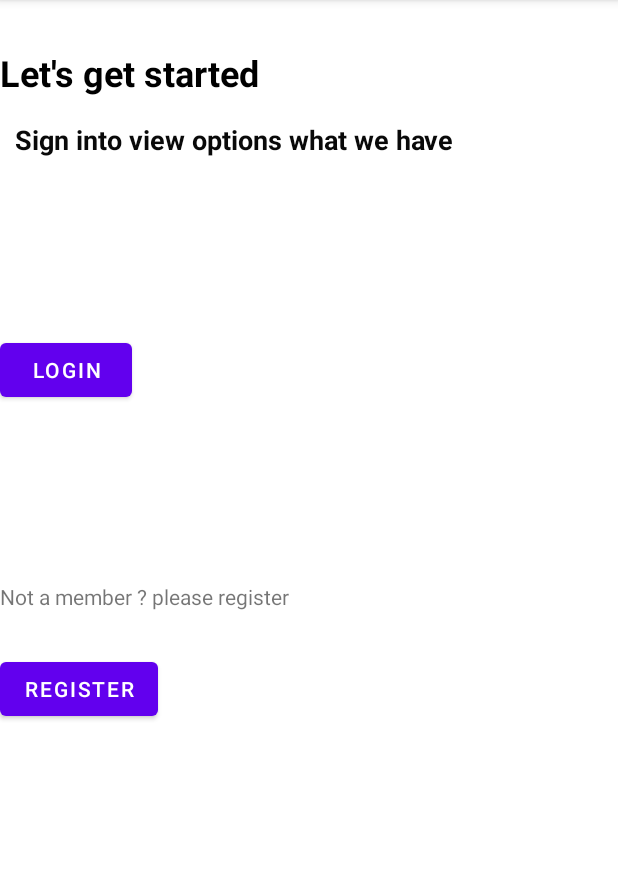
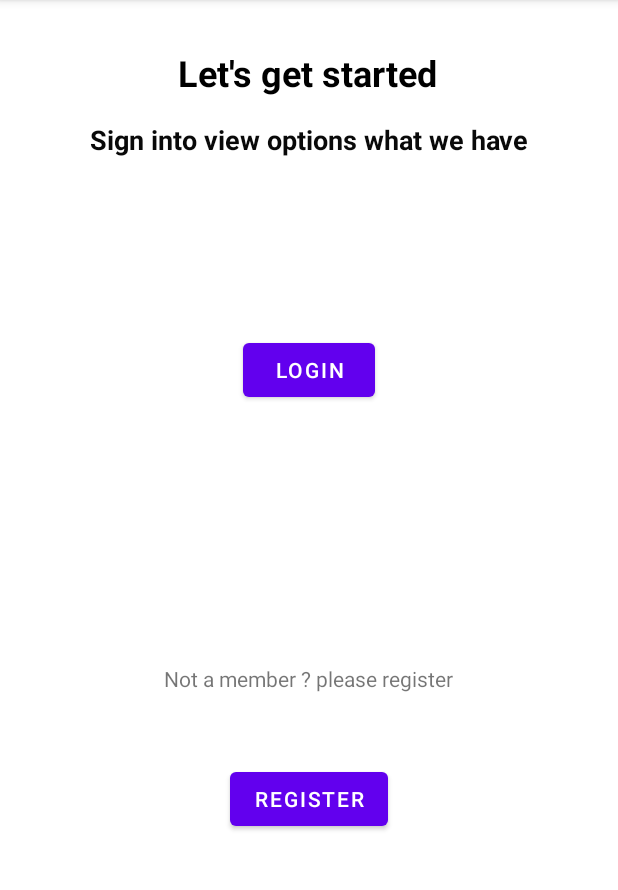
Before and after one commit to Sithum-Ravishka/CodeBlack_MAD_Project, an Android app: the screen it shows after launch (MainActivity), on a phone screen of 412 x 824 dp, the part 84-974 px from its top. Run offline under Robolectric (Android 15) with nearby library versions, the phone set to English and light mode, and no system bars.

```diff
--- a/app/src/main/res/layout/activity_main.xml
+++ b/app/src/main/res/layout/activity_main.xml
@@ -1,5 +1,5 @@
 <?xml version="1.0" encoding="utf-8"?>
-<RelativeLayout xmlns:android="http://schemas.android.com/apk/res/android"
+<androidx.constraintlayout.widget.ConstraintLayout xmlns:android="http://schemas.android.com/apk/res/android"
     xmlns:app="http://schemas.android.com/apk/res-auto"
     xmlns:tools="http://schemas.android.com/tools"
     android:layout_width="match_parent"
@@ -14,7 +14,11 @@
         android:text="@string/welDes1"
         android:textColor="#000000"
         android:textSize="24sp"
-        android:textStyle="bold" />
+        android:textStyle="bold"
+        app:layout_constraintEnd_toEndOf="parent"
+        app:layout_constraintHorizontal_bias="0.498"
+        app:layout_constraintStart_toStartOf="parent"
+        app:layout_constraintTop_toTopOf="parent" />
 
     <TextView
         android:id="@+id/textView3"
@@ -26,14 +30,26 @@
         android:textColor="#090909"
         android:textSize="18sp"
         android:textStyle="bold"
-        android:layout_below="@id/textView2"/>
-
+        app:layout_constraintEnd_toEndOf="parent"
+        app:layout_constraintHorizontal_bias="0.5"
+        app:layout_constraintStart_toStartOf="parent"
+        app:layout_constraintTop_toBottomOf="@+id/textView2" />
 
     <!-- Button Register -->
 
     <!-- Button Login -->
 
-
+    <Button
+        android:id="@+id/register_btn"
+        android:layout_width="wrap_content"
+        android:layout_height="wrap_content"
+        android:layout_marginTop="28dp"
+        android:text="@string/btnRegister"
+        app:layout_constraintBottom_toBottomOf="parent"
+        app:layout_constraintEnd_toEndOf="parent"
+        app:layout_constraintStart_toStartOf="parent"
+        app:layout_constraintTop_toBottomOf="@+id/textView4"
+        app:layout_constraintVertical_bias="0.082" />
 
     <Button
         android:id="@+id/login_btn"
@@ -41,23 +57,21 @@
         android:layout_height="wrap_content"
         android:layout_marginTop="108dp"
         android:text="@string/btnLogin"
-        android:layout_below="@id/textView3"/>
+        app:layout_constraintEnd_toEndOf="parent"
+        app:layout_constraintHorizontal_bias="0.5"
+        app:layout_constraintStart_toStartOf="parent"
+        app:layout_constraintTop_toBottomOf="@+id/textView3" />
 
     <TextView
         android:id="@+id/textView4"
         android:layout_width="wrap_content"
         android:layout_height="wrap_content"
-        android:layout_below="@id/login_btn"
-        android:layout_marginTop="117dp"
-        android:text="@string/welDes3" />
-
-    <Button
-        android:id="@+id/register_btn"
-        android:layout_width="wrap_content"
-        android:layout_height="wrap_content"
-        android:layout_marginTop="28dp"
-        android:text="@string/btnRegister"
-        android:layout_below="@id/textView4"/>
+        android:layout_marginTop="172dp"
+        android:text="@string/welDes3"
+        app:layout_constraintEnd_toEndOf="parent"
+        app:layout_constraintHorizontal_bias="0.497"
+        app:layout_constraintStart_toStartOf="parent"
+        app:layout_constraintTop_toBottomOf="@+id/login_btn" />
 
 
-</RelativeLayout>
+</androidx.constraintlayout.widget.ConstraintLayout>
```
